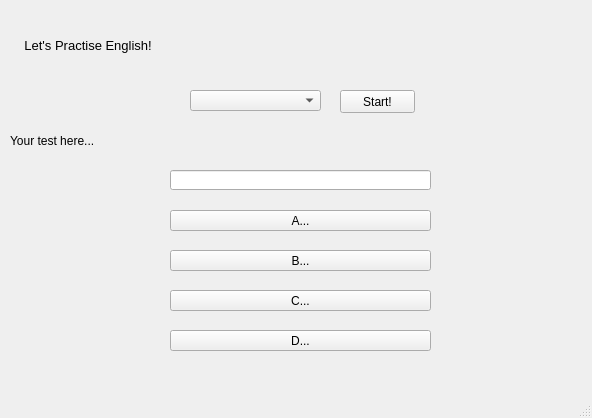
Above: ui.ui from NanoTurtle1145/PracticeEnglish before the change. Below: the same form after it.
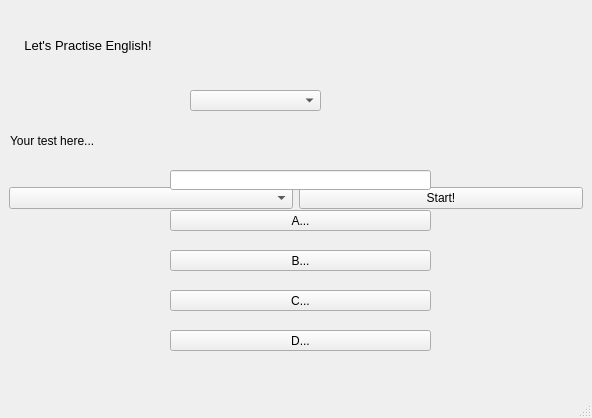
That is the form after the change.

The edit to the form file:
```diff
--- a/ui.ui
+++ b/ui.ui
@@ -42,19 +42,40 @@
      <string>    Let's Practise English!</string>
     </property>
    </widget>
+   <!-- 在原有布局中找到测试选择部分的 hbox 布局 -->
+   <layout class="QHBoxLayout" name="test_choice_layout">
+     <item>
+       <widget class="QComboBox" name="choose_test"/>
+     </item>
+     <item>
    <widget class="QPushButton" name="start">
-    <property name="geometry">
-     <rect>
-      <x>340</x>
-      <y>90</y>
-      <width>75</width>
-      <height>23</height>
-     </rect>
-    </property>
+         <property name="text">
+           <string>Start!</string>
+         </property>
+       </widget>
+     </item>
+     <!-- 在 QHBoxLayout 布局中添加退出按钮 -->
+     <layout class="QHBoxLayout" name="test_choice_layout">
+       <item>
+         <widget class="QComboBox" name="choose_test"/>
+       </item>
+       <item>
+         <widget class="QPushButton" name="start">
     <property name="text">
      <string>Start!</string>
     </property>
    </widget>
+       </item>
+       <item>
+         <!-- 确保exit按钮定义正确 -->
+         <widget class="QPushButton" name="exit">
+           <property name="text">
+             <string>退出</string>
+           </property>
+         </widget>
+       </item>
+     </layout>
+   </layout>
    <widget class="QPushButton" name="choice1">
     <property name="geometry">
      <rect>
```
Lines whose indentation alone changed are shown as unchanged.
